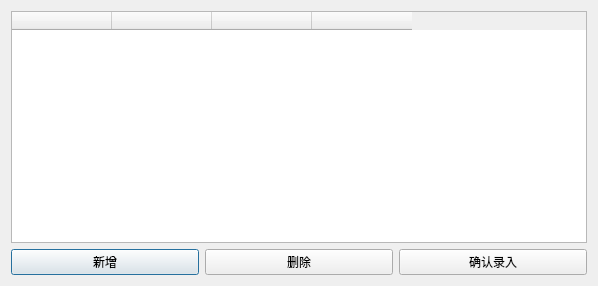
The window that configuration.ui (wrb233/iHandover) describes before a commit, drawn with Qt 5.
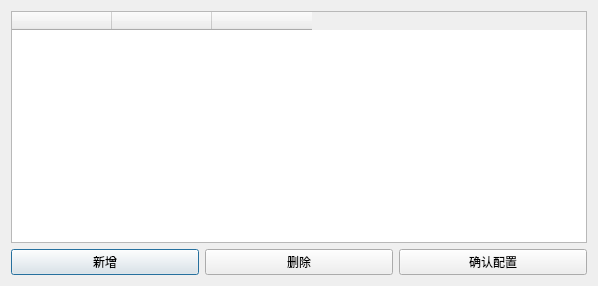
The same window after the commit. Icons and pictures are not drawn.

Diff of the .ui file:
```diff
--- a/configuration.ui
+++ b/configuration.ui
@@ -35,7 +35,7 @@
    <item row="1" column="2">
     <widget class="QPushButton" name="okButton">
      <property name="text">
-      <string>确认录入</string>
+      <string>确认配置</string>
      </property>
     </widget>
    </item>
@@ -56,11 +56,6 @@
        <string/>
       </property>
      </column>
-     <column>
-      <property name="text">
-       <string/>
-      </property>
-     </column>
     </widget>
    </item>
   </layout>
```
